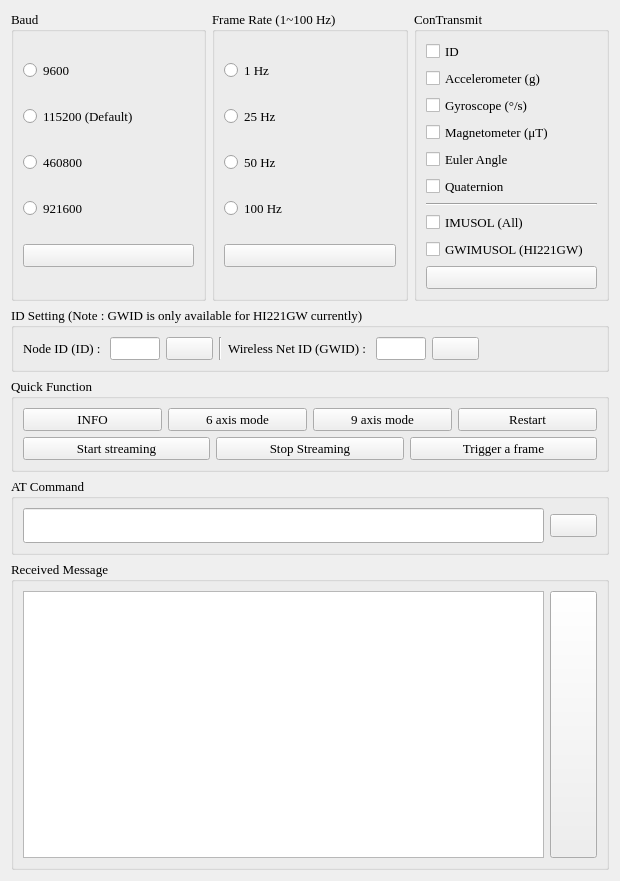
First picture: the form in CHCenter/chsettingform.ui, repository dongFangTuring/CHCenter, before the edit.
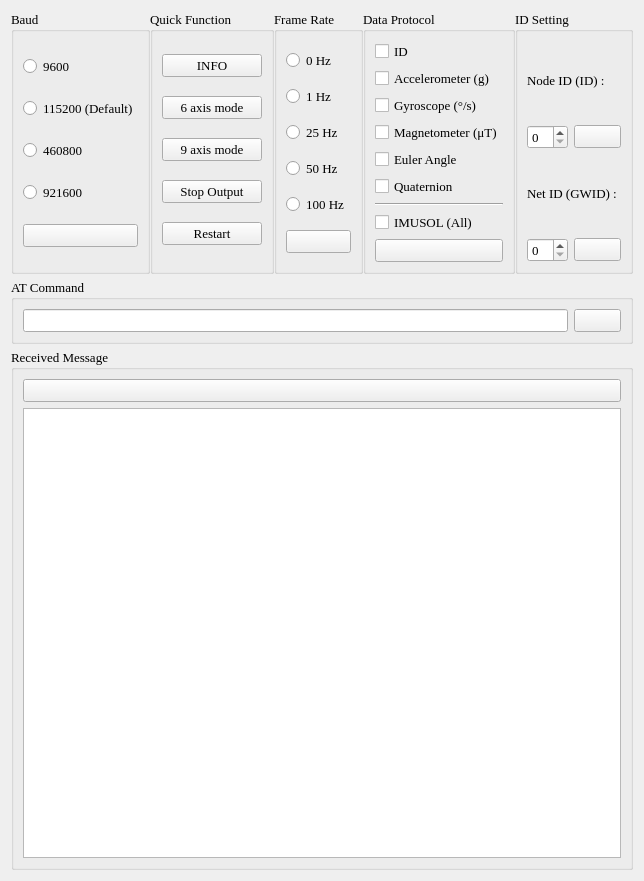
Second picture: the form after the edit. Icons and pictures are not drawn.

```diff
--- a/CHCenter/chsettingform.ui
+++ b/CHCenter/chsettingform.ui
@@ -20,48 +20,41 @@
    <string>Form</string>
   </property>
   <layout class="QGridLayout" name="gridLayout">
-   <item row="4" column="0">
-    <widget class="QGroupBox" name="ATcmdGB">
-     <property name="title">
-      <string>AT Command</string>
-     </property>
-     <layout class="QHBoxLayout" name="horizontalLayout_2">
-      <item>
-       <widget class="QLineEdit" name="ATcmdInput">
-        <property name="minimumSize">
-         <size>
-          <width>0</width>
-          <height>35</height>
-         </size>
-        </property>
-       </widget>
-      </item>
-      <item>
-       <widget class="QPushButton" name="sendATcmdBTN">
-        <property name="text">
-         <string/>
-        </property>
-        <property name="icon">
-         <iconset resource="resources.qrc">
-          <normaloff>:/images/send.png</normaloff>:/images/send.png</iconset>
-        </property>
-        <property name="iconSize">
-         <size>
-          <width>30</width>
-          <height>30</height>
-         </size>
-        </property>
-       </widget>
-      </item>
-     </layout>
-    </widget>
-   </item>
+   <property name="horizontalSpacing">
+    <number>7</number>
+   </property>
+   <property name="verticalSpacing">
+    <number>5</number>
+   </property>
    <item row="5" column="0">
     <widget class="QGroupBox" name="MsgGB">
      <property name="title">
       <string>Received Message</string>
      </property>
-     <layout class="QHBoxLayout" name="horizontalLayout_3">
+     <layout class="QVBoxLayout" name="verticalLayout_5">
+      <item>
+       <widget class="QPushButton" name="clearBTN">
+        <property name="sizePolicy">
+         <sizepolicy hsizetype="Minimum" vsizetype="Fixed">
+          <horstretch>0</horstretch>
+          <verstretch>0</verstretch>
+         </sizepolicy>
+        </property>
+        <property name="text">
+         <string/>
+        </property>
+        <property name="icon">
+         <iconset resource="resources.qrc">
+          <normaloff>:/images/clear_text.png</normaloff>:/images/clear_text.png</iconset>
+        </property>
+        <property name="iconSize">
+         <size>
+          <width>30</width>
+          <height>20</height>
+         </size>
+        </property>
+       </widget>
+      </item>
       <item>
        <widget class="QTextBrowser" name="TerminalBox">
         <property name="minimumSize">
@@ -75,25 +68,38 @@
         </property>
        </widget>
       </item>
+     </layout>
+    </widget>
+   </item>
+   <item row="4" column="0">
+    <widget class="QGroupBox" name="ATcmdGB">
+     <property name="title">
+      <string>AT Command</string>
+     </property>
+     <layout class="QHBoxLayout" name="horizontalLayout_2">
       <item>
-       <widget class="QPushButton" name="clearBTN">
-        <property name="sizePolicy">
-         <sizepolicy hsizetype="Minimum" vsizetype="MinimumExpanding">
-          <horstretch>0</horstretch>
-          <verstretch>0</verstretch>
-         </sizepolicy>
+       <widget class="QLineEdit" name="ATcmdInput">
+        <property name="minimumSize">
+         <size>
+          <width>0</width>
+          <height>20</height>
+         </size>
         </property>
+       </widget>
+      </item>
+      <item>
+       <widget class="QPushButton" name="sendATcmdBTN">
         <property name="text">
          <string/>
         </property>
         <property name="icon">
          <iconset resource="resources.qrc">
-          <normaloff>:/images/clear_text.png</normaloff>:/images/clear_text.png</iconset>
+          <normaloff>:/images/send.png</normaloff>:/images/send.png</iconset>
         </property>
         <property name="iconSize">
          <size>
           <width>30</width>
-          <height>30</height>
+          <height>20</height>
          </size>
         </property>
        </widget>
@@ -157,20 +163,112 @@
        </layout>
       </widget>
      </item>
+     <item>
+      <widget class="QGroupBox" name="QuickGB">
+       <property name="title">
+        <string>Quick Function</string>
+       </property>
+       <layout class="QVBoxLayout" name="verticalLayout_3">
+        <item>
+         <widget class="QPushButton" name="InfoBTN">
+          <property name="minimumSize">
+           <size>
+            <width>100</width>
+            <height>0</height>
+           </size>
+          </property>
+          <property name="text">
+           <string>INFO</string>
+          </property>
+         </widget>
+        </item>
+        <item>
+         <widget class="QPushButton" name="Mode6AxisBTN">
+          <property name="minimumSize">
+           <size>
+            <width>100</width>
+            <height>0</height>
+           </size>
+          </property>
+          <property name="text">
+           <string>6 axis mode</string>
+          </property>
+         </widget>
+        </item>
+        <item>
+         <widget class="QPushButton" name="Mode9AxisBTN">
+          <property name="minimumSize">
+           <size>
+            <width>100</width>
+            <height>0</height>
+           </size>
+          </property>
+          <property name="text">
+           <string>9 axis mode</string>
+          </property>
+         </widget>
+        </item>
+        <item>
+         <widget class="QPushButton" name="StopStreamBTN">
+          <property name="minimumSize">
+           <size>
+            <width>100</width>
+            <height>0</height>
+           </size>
+          </property>
+          <property name="text">
+           <string>Stop Output</string>
+          </property>
+         </widget>
+        </item>
+        <item>
+         <widget class="QPushButton" name="RestartBTN">
+          <property name="minimumSize">
+           <size>
+            <width>100</width>
+            <height>0</height>
+           </size>
+          </property>
+          <property name="text">
+           <string>Restart</string>
+          </property>
+         </widget>
+        </item>
+       </layout>
+      </widget>
+     </item>
      <item>
       <widget class="QGroupBox" name="FrameRateGB">
        <property name="title">
-        <string>Frame Rate (1~100 Hz)</string>
+        <string>Frame Rate</string>
        </property>
        <layout class="QGridLayout" name="gridLayout_2">
+        <item row="8" column="0">
+         <widget class="QPushButton" name="FRSetBTN">
+          <property name="text">
+           <string/>
+          </property>
+          <property name="icon">
+           <iconset resource="resources.qrc">
+            <normaloff>:/images/send.png</normaloff>:/images/send.png</iconset>
+          </property>
+         </widget>
+        </item>
         <item row="5" column="0">
+         <widget class="QRadioButton" name="FR25BTN">
+          <property name="text">
+           <string>25 Hz</string>
+          </property>
+         </widget>
+        </item>
+        <item row="6" column="0">
          <widget class="QRadioButton" name="FR50BTN">
           <property name="text">
            <string>50 Hz</string>
           </property>
          </widget>
         </item>
-        <item row="6" column="0">
+        <item row="7" column="0">
          <widget class="QRadioButton" name="FR100BTN">
           <property name="text">
            <string>100 Hz</string>
@@ -178,37 +276,26 @@
          </widget>
         </item>
         <item row="4" column="0">
-         <widget class="QRadioButton" name="FR25BTN">
-          <property name="text">
-           <string>25 Hz</string>
-          </property>
-         </widget>
-        </item>
-        <item row="7" column="0">
-         <widget class="QPushButton" name="FRSetBTN">
-          <property name="text">
-           <string/>
-          </property>
-          <property name="icon">
-           <iconset resource="resources.qrc">
-            <normaloff>:/images/send.png</normaloff>:/images/send.png</iconset>
-          </property>
-         </widget>
-        </item>
-        <item row="3" column="0">
          <widget class="QRadioButton" name="FR1BTN">
           <property name="text">
            <string>1 Hz</string>
           </property>
          </widget>
         </item>
+        <item row="3" column="0">
+         <widget class="QRadioButton" name="FR0BTN">
+          <property name="text">
+           <string>0 Hz</string>
+          </property>
+         </widget>
+        </item>
        </layout>
       </widget>
      </item>
      <item>
-      <widget class="QGroupBox" name="groupBox">
+      <widget class="QGroupBox" name="DataProtocolGB">
        <property name="title">
-        <string>ConTransmit</string>
+        <string>Data Protocol</string>
        </property>
        <layout class="QVBoxLayout" name="verticalLayout_2">
         <item>
@@ -267,13 +354,6 @@
           </property>
          </widget>
         </item>
-        <item>
-         <widget class="QCheckBox" name="GWIMUSOLCheckBox">
-          <property name="text">
-           <string>GWIMUSOL (HI221GW)</string>
-          </property>
-         </widget>
-        </item>
         <item>
          <widget class="QPushButton" name="ProtocolSetBTN">
           <property name="text">
@@ -288,225 +368,67 @@
        </layout>
       </widget>
      </item>
+     <item>
+      <widget class="QGroupBox" name="IDSettingGB">
+       <property name="title">
+        <string>ID Setting</string>
+       </property>
+       <layout class="QVBoxLayout" name="verticalLayout_4">
+        <item>
+         <widget class="QLabel" name="label">
+          <property name="text">
+           <string>Node ID (ID) : </string>
+          </property>
+         </widget>
+        </item>
+        <item>
+         <layout class="QHBoxLayout" name="horizontalLayout">
+          <item>
+           <widget class="QSpinBox" name="IDInput"/>
+          </item>
+          <item>
+           <widget class="QPushButton" name="IDSetBTN">
+            <property name="text">
+             <string/>
+            </property>
+            <property name="icon">
+             <iconset resource="resources.qrc">
+              <normaloff>:/images/send.png</normaloff>:/images/send.png</iconset>
+            </property>
+           </widget>
+          </item>
+         </layout>
+        </item>
+        <item>
+         <widget class="QLabel" name="label_2">
+          <property name="text">
+           <string>Net ID (GWID) : </string>
+          </property>
+         </widget>
+        </item>
+        <item>
+         <layout class="QHBoxLayout" name="horizontalLayout_5">
+          <item>
+           <widget class="QSpinBox" name="GWIDInput"/>
+          </item>
+          <item>
+           <widget class="QPushButton" name="GWIDSetBTN">
+            <property name="text">
+             <string/>
+            </property>
+            <property name="icon">
+             <iconset resource="resources.qrc">
+              <normaloff>:/images/send.png</normaloff>:/images/send.png</iconset>
+            </property>
+           </widget>
+          </item>
+         </layout>
+        </item>
+       </layout>
+      </widget>
+     </item>
     </layout>
    </item>
-   <item row="3" column="0">
-    <widget class="QGroupBox" name="QuickGB">
-     <property name="title">
-      <string>Quick Function</string>
-     </property>
-     <layout class="QVBoxLayout" name="verticalLayout_3">
-      <item>
-       <layout class="QHBoxLayout" name="horizontalLayout">
-        <item>
-         <widget class="QPushButton" name="InfoBTN">
-          <property name="minimumSize">
-           <size>
-            <width>100</width>
-            <height>0</height>
-           </size>
-          </property>
-          <property name="text">
-           <string>INFO</string>
-          </property>
-         </widget>
-        </item>
-        <item>
-         <widget class="QPushButton" name="Mode6AxisBTN">
-          <property name="minimumSize">
-           <size>
-            <width>100</width>
-            <height>0</height>
-           </size>
-          </property>
-          <property name="text">
-           <string>6 axis mode</string>
-          </property>
-         </widget>
-        </item>
-        <item>
-         <widget class="QPushButton" name="Mode9AxisBTN">
-          <property name="minimumSize">
-           <size>
-            <width>100</width>
-            <height>0</height>
-           </size>
-          </property>
-          <property name="text">
-           <string>9 axis mode</string>
-          </property>
-         </widget>
-        </item>
-        <item>
-         <widget class="QPushButton" name="RestartBTN">
-          <property name="minimumSize">
-           <size>
-            <width>100</width>
-            <height>0</height>
-           </size>
-          </property>
-          <property name="text">
-           <string>Restart</string>
-          </property>
-         </widget>
-        </item>
-       </layout>
-      </item>
-      <item>
-       <layout class="QHBoxLayout" name="horizontalLayout_5">
-        <item>
-         <widget class="QPushButton" name="StreamBTN">
-          <property name="minimumSize">
-           <size>
-            <width>100</width>
-            <height>0</height>
-           </size>
-          </property>
-          <property name="text">
-           <string>Start streaming</string>
-          </property>
-         </widget>
-        </item>
-        <item>
-         <widget class="QPushButton" name="StopStreamBTN">
-          <property name="minimumSize">
-           <size>
-            <width>100</width>
-            <height>0</height>
-           </size>
-          </property>
-          <property name="text">
-           <string>Stop Streaming</string>
-          </property>
-         </widget>
-        </item>
-        <item>
-         <widget class="QPushButton" name="TrgBTN">
-          <property name="minimumSize">
-           <size>
-            <width>100</width>
-            <height>0</height>
-           </size>
-          </property>
-          <property name="text">
-           <string>Trigger a frame</string>
-          </property>
-         </widget>
-        </item>
-       </layout>
-      </item>
-     </layout>
-    </widget>
-   </item>
-   <item row="2" column="0">
-    <widget class="QGroupBox" name="IDSettingGB">
-     <property name="title">
-      <string>ID Setting (Note : GWID is only available for HI221GW currently)</string>
-     </property>
-     <layout class="QHBoxLayout" name="horizontalLayout_6">
-      <item>
-       <widget class="QLabel" name="label">
-        <property name="text">
-         <string>Node ID (ID) : </string>
-        </property>
-       </widget>
-      </item>
-      <item>
-       <widget class="QLineEdit" name="IDInput">
-        <property name="sizePolicy">
-         <sizepolicy hsizetype="Fixed" vsizetype="Fixed">
-          <horstretch>0</horstretch>
-          <verstretch>0</verstretch>
-         </sizepolicy>
-        </property>
-        <property name="minimumSize">
-         <size>
-          <width>50</width>
-          <height>0</height>
-         </size>
-        </property>
-        <property name="maximumSize">
-         <size>
-          <width>50</width>
-          <height>16777215</height>
-         </size>
-        </property>
-       </widget>
-      </item>
-      <item>
-       <widget class="QPushButton" name="IDSetBTN">
-        <property name="text">
-         <string/>
-        </property>
-        <property name="icon">
-         <iconset resource="resources.qrc">
-          <normaloff>:/images/send.png</normaloff>:/images/send.png</iconset>
-        </property>
-       </widget>
-      </item>
-      <item>
-       <widget class="Line" name="line_2">
-        <property name="orientation">
-         <enum>Qt::Vertical</enum>
-        </property>
-       </widget>
-      </item>
-      <item>
-       <widget class="QLabel" name="label_2">
-        <property name="text">
-         <string>Wireless Net ID (GWID) : </string>
-        </property>
-       </widget>
-      </item>
-      <item>
-       <widget class="QLineEdit" name="GWIDInput">
-        <property name="sizePolicy">
-         <sizepolicy hsizetype="Fixed" vsizetype="Fixed">
-          <horstretch>0</horstretch>
-          <verstretch>0</verstretch>
-         </sizepolicy>
-        </property>
-        <property name="minimumSize">
-         <size>
-          <width>50</width>
-          <height>0</height>
-         </size>
-        </property>
-        <property name="maximumSize">
-         <size>
-          <width>50</width>
-          <height>16777215</height>
-         </size>
-        </property>
-       </widget>
-      </item>
-      <item>
-       <widget class="QPushButton" name="GWIDSetBTN">
-        <property name="text">
-         <string/>
-        </property>
-        <property name="icon">
-         <iconset resource="resources.qrc">
-          <normaloff>:/images/send.png</normaloff>:/images/send.png</iconset>
-        </property>
-       </widget>
-      </item>
-      <item>
-       <spacer name="horizontalSpacer">
-        <property name="orientation">
-         <enum>Qt::Horizontal</enum>
-        </property>
-        <property name="sizeHint" stdset="0">
-         <size>
-          <width>40</width>
-          <height>20</height>
-         </size>
-        </property>
-       </spacer>
-      </item>
-     </layout>
-    </widget>
-   </item>
   </layout>
  </widget>
  <resources>
```
